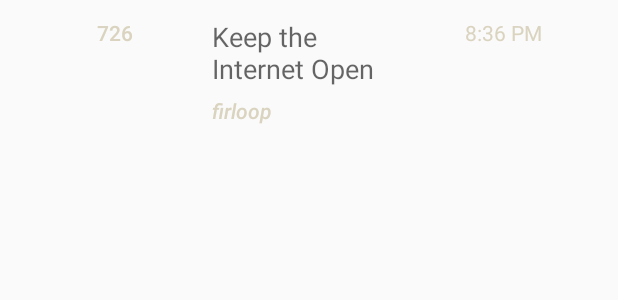
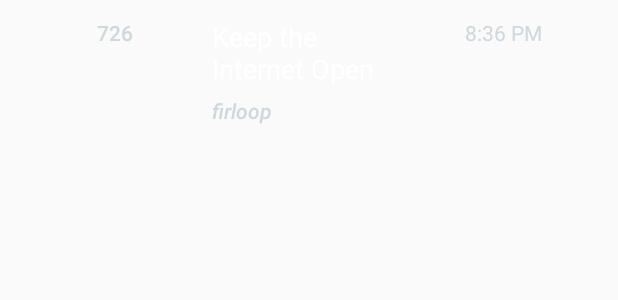
Before and after one commit to dahano/newsDigest, an Android app: the layout list_item.xml on its own in the app's theme, with its tools: preview values and no code run, on a phone screen of 412 x 824 dp. Shown: the top 300 px of the screen. Run offline under Robolectric (Android 15) with nearby library versions, the phone set to English and light mode, and no system bars.

Commit message:
Fixed onClick listener and changed to dark blue theme

```diff
--- a/app/src/main/res/layout/activity_main.xml
+++ b/app/src/main/res/layout/activity_main.xml
@@ -10,7 +10,7 @@
         android:id="@+id/RecyclerViewList"
         android:layout_width="match_parent"
         android:layout_height="match_parent"
-        android:background="#8C866D" />
+        android:background="#607D8B" />
 
     <ProgressBar
         android:id="@+id/progressBar"
--- a/app/src/main/res/layout/list_item.xml
+++ b/app/src/main/res/layout/list_item.xml
@@ -15,7 +15,7 @@
         android:layout_weight="25"
         android:gravity="center"
         android:fontFamily="sans-serif-medium"
-        android:textColor="@color/points"
+        android:textColor="#CFD8DC"
         tools:text="726" />
 
     <LinearLayout
@@ -30,6 +30,7 @@
             android:layout_width="wrap_content"
             android:layout_height="wrap_content"
             android:textAppearance="@style/TextAppearance.AppCompat.Medium"
+            android:textColor="#FFFFFF"
             tools:text="Keep the Internet Open" />
 
         <TextView
@@ -38,7 +39,7 @@
             android:layout_height="wrap_content"
             android:paddingTop="6dip"
             android:fontFamily="sans-serif-medium"
-            android:textColor="@color/author_text"
+            android:textColor="#CFD8DC"
             android:textStyle="italic"
             tools:text="firloop"/>
 
@@ -50,6 +51,6 @@
         android:layout_height="wrap_content"
         android:layout_weight="25"
         android:gravity="center"
-        android:textColor="@color/time"
+        android:textColor="#CFD8DC"
         tools:text="8:36 PM"/>
 </LinearLayout>
--- a/app/src/main/res/values/colors.xml
+++ b/app/src/main/res/values/colors.xml
@@ -1,11 +1,9 @@
 <?xml version="1.0" encoding="utf-8"?>
 <resources>
-
     <color name="colorAccent">#ffffff</color>
-    <color name="colorPrimary">#D9D3BF</color>
-    <color name="colorPrimaryDark">#D9D3BF</color>
+    <color name="colorPrimary">#455A64</color>
+    <color name="colorPrimaryDark">#455A61</color>
     <color name="title_black_dark">#000000</color>
     <color name="background_orange_light">#FFAB19</color>
     <color name="primaryText">#D9D3BF</color>
-
 </resources>
--- a/app/src/main/res/values/strings.xml
+++ b/app/src/main/res/values/strings.xml
@@ -1,3 +1,3 @@
 <resources>
-    <string name="app_name">NewsDigest</string>
+    <string name="app_name">News-Digest</string>
 </resources>
```
Also changed, not shown: app/src/main/java/com/example/ofirdahan/newsdigest/Adapters/StoryRecAdapter.java (+3 -6 lines).
